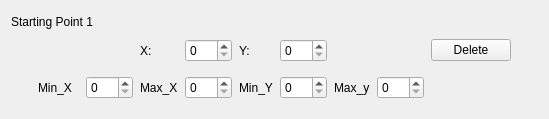
Old version of the form pixels and uv stuff/GUI/designer/starting_point_item.ui in the repository tedik123/Obj-Extraction.
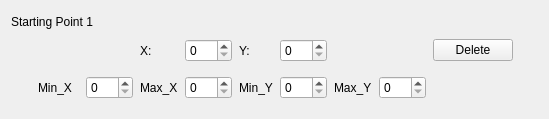
New version of the form.

```diff
--- a/pixels and uv stuff/GUI/designer/starting_point_item.ui
+++ b/pixels and uv stuff/GUI/designer/starting_point_item.ui
@@ -22,7 +22,7 @@
      <item row="3" column="9">
       <widget class="QLabel" name="max_y_label">
        <property name="text">
-        <string>Max_y</string>
+        <string>Max_Y</string>
        </property>
       </widget>
      </item>
```
